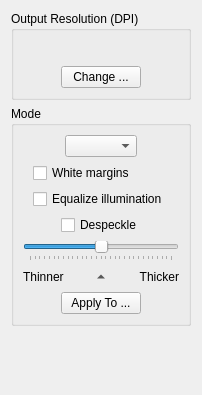
First picture: the form in filters/output/ui/OutputOptionsWidget.ui, repository ImageProcessing-ElectronicPublications/scantailor-deviant, before the edit.
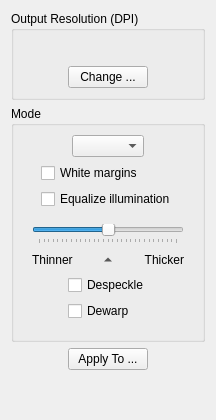
Second picture: the form after the edit.

The edit to the form file:
```diff
--- a/filters/output/ui/OutputOptionsWidget.ui
+++ b/filters/output/ui/OutputOptionsWidget.ui
@@ -1,21 +1,21 @@
 <ui version="4.0" >
  <class>OutputOptionsWidget</class>
- <widget class="QWidget" name="OutputOptionsWidget" >
-  <property name="geometry" >
+ <widget class="QWidget" name="OutputOptionsWidget">
+  <property name="geometry">
    <rect>
     <x>0</x>
     <y>0</y>
-    <width>202</width>
-    <height>395</height>
+    <width>216</width>
+    <height>420</height>
    </rect>
   </property>
   <property name="windowTitle" >
    <string>Form</string>
   </property>
-  <layout class="QVBoxLayout" name="verticalLayout_6" >
+  <layout class="QVBoxLayout" name="verticalLayout_5">
    <item>
-    <widget class="QGroupBox" name="groupBox_2" >
-     <property name="title" >
+    <widget class="QGroupBox" name="groupBox_2">
+     <property name="title">
       <string>Output Resolution (DPI)</string>
      </property>
      <layout class="QVBoxLayout" name="verticalLayout_2" >
@@ -97,8 +97,8 @@
     </widget>
    </item>
    <item>
-    <widget class="QGroupBox" name="modeGroupBox" >
-     <property name="title" >
+    <widget class="QGroupBox" name="modeGroupBox">
+     <property name="title">
       <string>Mode</string>
      </property>
      <property name="flat" >
@@ -107,9 +107,9 @@
      <property name="checkable" >
       <bool>false</bool>
      </property>
-     <layout class="QVBoxLayout" name="verticalLayout_5" >
+     <layout class="QVBoxLayout" name="verticalLayout_4">
       <item>
-       <layout class="QHBoxLayout" name="horizontalLayout_2" >
+       <layout class="QHBoxLayout" name="horizontalLayout_2">
         <item>
          <spacer name="horizontalSpacer" >
           <property name="orientation" >
@@ -142,9 +142,9 @@
        </layout>
       </item>
       <item>
-       <widget class="QWidget" native="1" name="colorGrayscaleOptions" >
-        <layout class="QHBoxLayout" name="horizontalLayout_6" >
-         <property name="margin" >
+       <widget class="QWidget" name="colorGrayscaleOptions" native="true">
+        <layout class="QHBoxLayout" name="horizontalLayout_6">
+         <property name="margin">
           <number>0</number>
          </property>
          <item>
@@ -195,53 +195,11 @@
        </widget>
       </item>
       <item>
-       <widget class="QWidget" native="1" name="bwOptions" >
-        <layout class="QVBoxLayout" name="verticalLayout_4" >
-         <property name="margin" >
-          <number>0</number>
-         </property>
+       <widget class="QWidget" name="bwOptions" native="true">
+        <layout class="QVBoxLayout" name="verticalLayout">
          <item>
-          <layout class="QHBoxLayout" name="horizontalLayout" >
-           <item>
-            <spacer name="horizontalSpacer_3" >
-             <property name="orientation" >
-              <enum>Qt::Horizontal</enum>
-             </property>
-             <property name="sizeHint" stdset="0" >
-              <size>
-               <width>30</width>
-               <height>17</height>
-              </size>
-             </property>
-            </spacer>
-           </item>
-           <item>
-            <widget class="QCheckBox" name="despeckleCB" >
-             <property name="text" >
-              <string>Despeckle</string>
-             </property>
-            </widget>
-           </item>
-           <item>
-            <spacer name="horizontalSpacer_4" >
-             <property name="orientation" >
-              <enum>Qt::Horizontal</enum>
-             </property>
-             <property name="sizeHint" stdset="0" >
-              <size>
-               <width>29</width>
-               <height>17</height>
-              </size>
-             </property>
-            </spacer>
-           </item>
-          </layout>
-         </item>
-         <item>
-          <layout class="QVBoxLayout" name="verticalLayout" >
-           <item>
-            <widget class="QSlider" name="thresholdSlider" >
-             <property name="minimum" >
+          <widget class="QSlider" name="thresholdSlider">
+           <property name="minimum">
               <number>-15</number>
              </property>
              <property name="maximum" >
@@ -313,11 +271,56 @@
              </item>
             </layout>
            </item>
+         <item>
+          <layout class="QGridLayout" name="gridLayout">
+           <item row="1" column="1">
+            <widget class="QCheckBox" name="dewarpCB">
+             <property name="text">
+              <string>Dewarp</string>
+             </property>
+            </widget>
+           </item>
+           <item row="0" column="2" rowspan="2">
+            <spacer name="horizontalSpacer_4">
+             <property name="orientation">
+              <enum>Qt::Horizontal</enum>
+             </property>
+             <property name="sizeHint" stdset="0">
+              <size>
+               <width>0</width>
+               <height>13</height>
+              </size>
+             </property>
+            </spacer>
+           </item>
+           <item row="0" column="1">
+            <widget class="QCheckBox" name="despeckleCB">
+             <property name="text">
+              <string>Despeckle</string>
+             </property>
+            </widget>
+           </item>
+           <item row="0" column="0" rowspan="2">
+            <spacer name="horizontalSpacer_3">
+             <property name="orientation">
+              <enum>Qt::Horizontal</enum>
+             </property>
+             <property name="sizeHint" stdset="0">
+              <size>
+               <width>0</width>
+               <height>13</height>
+              </size>
+             </property>
+            </spacer>
+           </item>
           </layout>
          </item>
         </layout>
        </widget>
       </item>
+     </layout>
+    </widget>
+   </item>
       <item>
        <layout class="QHBoxLayout" name="horizontalLayout_5" >
         <item>
@@ -355,12 +358,9 @@
         </item>
        </layout>
       </item>
-     </layout>
-    </widget>
-   </item>
    <item>
-    <spacer name="verticalSpacer_2" >
-     <property name="orientation" >
+    <spacer name="verticalSpacer_2">
+     <property name="orientation">
       <enum>Qt::Vertical</enum>
      </property>
      <property name="sizeHint" stdset="0" >
```
Left out of the diff: 143 changed lines with no effect on the pictures. Lines whose indentation alone changed are shown as unchanged.
